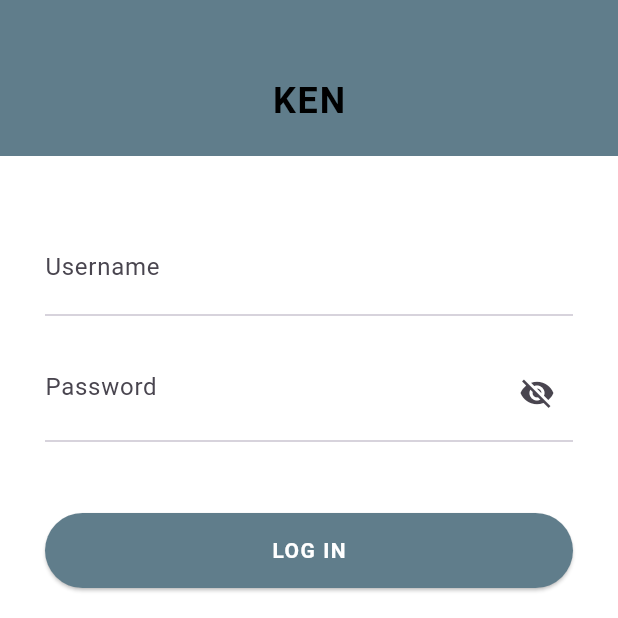
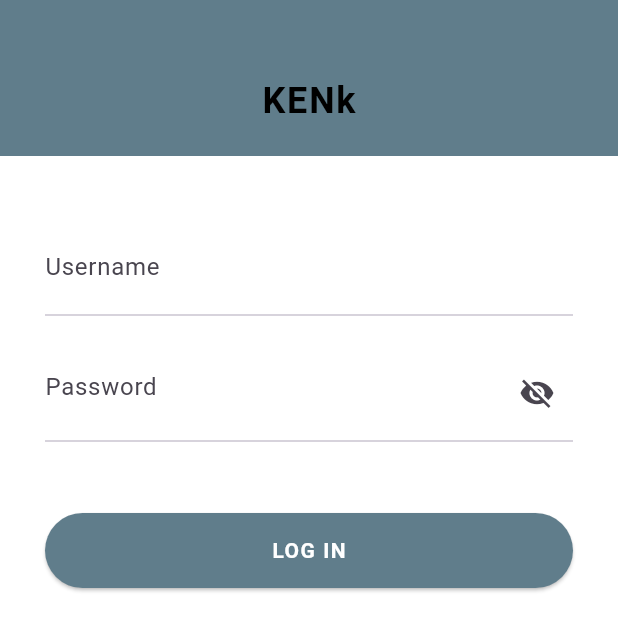
Before and after one commit to computeroverride/kenko, a Flutter app: the screen it shows after launch, on a phone screen of 412 x 824 dp, the top half of it. Run offline on Flutter 3.47's test engine with Material 3 defaults, Android fonts, the phone set to English and light mode, and no system bars; our stand-ins replace google_maps_flutter.

Commit message:
Nofork test

```diff
--- a/lib/login.dart
+++ b/lib/login.dart
@@ -25,7 +25,7 @@ class _LoginState extends State<Login> {
             color: Colors.blueGrey,
             child: const Center(
               child: Text(
-                "KEN",
+                "KENk",
                 style: TextStyle(
                   fontSize: 24,
                   fontWeight: FontWeight.bold,
```
